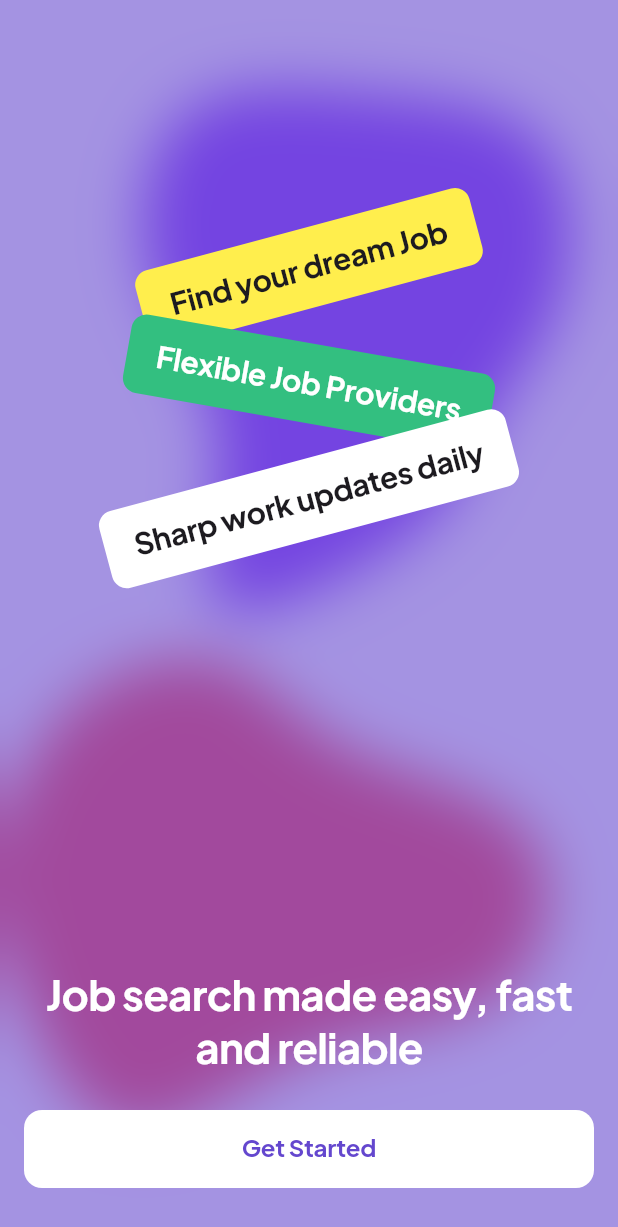
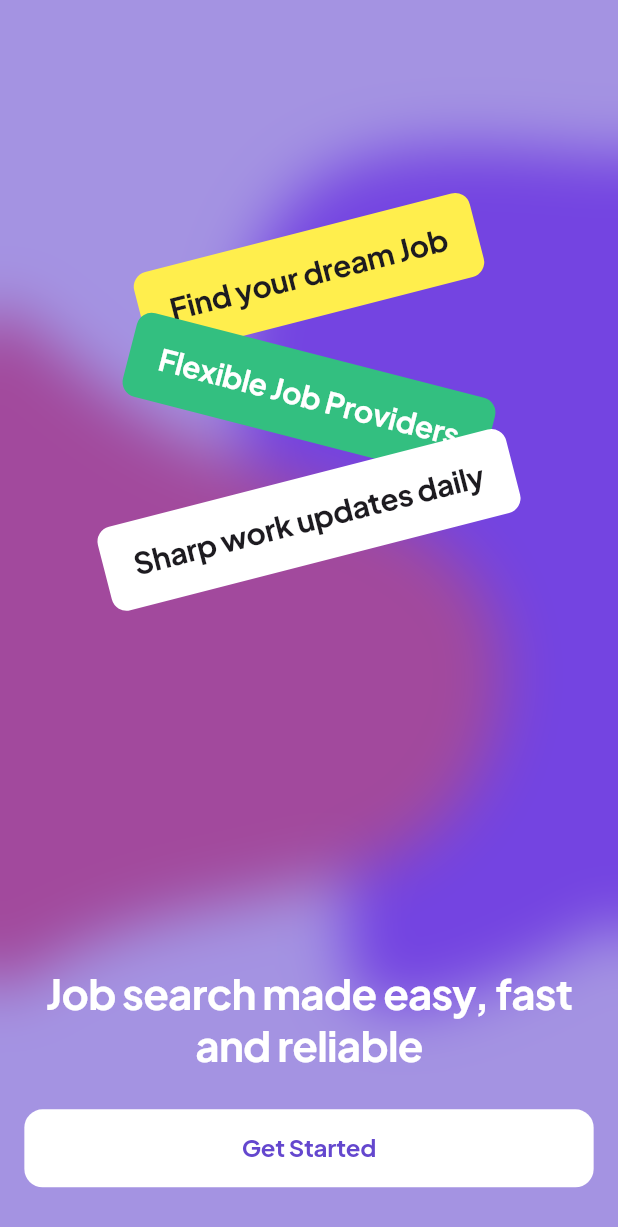
Before and after one commit to sam-shot/sharp_work, a Flutter app: the screen it shows after launch, on a phone screen of 412 x 824 dp. Shown: the top 1227 px of the screen. Run offline on Flutter 3.47's test engine with Material 3 defaults, Android fonts, the phone set to English and light mode, and no system bars; our stand-ins replace flutter_screenutil, flutter_svg, gap, vector_graphics.

Commit message:
restored the web project and completed the onboarding view

```diff
--- a/lib/main.dart
+++ b/lib/main.dart
@@ -1,4 +1,5 @@
 import 'package:flutter/material.dart';
+import 'package:flutter_screenutil/flutter_screenutil.dart';
 import 'package:sharp_work/ui/ui.dart';
 
 void main() {
@@ -10,9 +11,13 @@ class MainApp extends StatelessWidget {
 
   @override
   Widget build(BuildContext context) {
-    return MaterialApp(
-      theme: SharpTheme.lightTheme,
-      home: OnboardingView(),
-    );
+    return ScreenUtilInit(
+        designSize: const Size(375, 812),
+        builder: (context, _) {
+          return MaterialApp(
+            theme: SharpTheme.lightTheme,
+            home: OnboardingView(),
+          );
+        });
   }
 }
--- a/lib/ui/shared/components/onboarding_banner.dart
+++ b/lib/ui/shared/components/onboarding_banner.dart
@@ -1,4 +1,5 @@
 import 'package:flutter/material.dart';
+import 'package:flutter_screenutil/flutter_screenutil.dart';
 import 'package:sharp_work/ui/ui.dart';
 
 class OnboardingBanner extends StatelessWidget {
@@ -22,8 +23,8 @@ class OnboardingBanner extends StatelessWidget {
       ),
       child: Padding(
         padding: SharpPadding.horizontalPadding20.copyWith(
-          top: 14,
-          bottom: 14,
+          top: 16.r,
+          bottom: 16.r,
         ),
         child: Text(
           label,
--- a/lib/ui/shared/constants/sharp_border_radius.dart
+++ b/lib/ui/shared/constants/sharp_border_radius.dart
@@ -1,15 +1,16 @@
 import 'package:flutter/material.dart';
+import 'package:flutter_screenutil/flutter_screenutil.dart';
 
 class SharpBorderRadius {
   SharpBorderRadius._();
 
-  static BorderRadius get radius2 => BorderRadius.circular(2);
-  static BorderRadius get radius4 => BorderRadius.circular(4);
-  static BorderRadius get radius6 => BorderRadius.circular(6);
-  static BorderRadius get radius8 => BorderRadius.circular(8);
-  static BorderRadius get radius10 => BorderRadius.circular(10);
-  static BorderRadius get radius12 => BorderRadius.circular(12);
-  static BorderRadius get radius14 => BorderRadius.circular(14);
-  static BorderRadius get radius16 => BorderRadius.circular(16);
-  static BorderRadius get radius20 => BorderRadius.circular(20);
+  static BorderRadius get radius2 => BorderRadius.circular(2.r);
+  static BorderRadius get radius4 => BorderRadius.circular(4.r);
+  static BorderRadius get radius6 => BorderRadius.circular(6.r);
+  static BorderRadius get radius8 => BorderRadius.circular(8.r);
+  static BorderRadius get radius10 => BorderRadius.circular(10.r);
+  static BorderRadius get radius12 => BorderRadius.circular(12.r);
+  static BorderRadius get radius14 => BorderRadius.circular(14.r);
+  static BorderRadius get radius16 => BorderRadius.circular(16.r);
+  static BorderRadius get radius20 => BorderRadius.circular(20.r);
 }
--- a/lib/ui/shared/constants/sharp_padding.dart
+++ b/lib/ui/shared/constants/sharp_padding.dart
@@ -1,19 +1,22 @@
 import 'package:flutter/material.dart';
+import 'package:flutter_screenutil/flutter_screenutil.dart';
 
 class SharpPadding {
   SharpPadding._();
 
   static EdgeInsets get horizontalPadding16 =>
-      EdgeInsets.symmetric(horizontal: 16);
+      EdgeInsets.symmetric(horizontal: 16.r);
 
   static EdgeInsets get horizontalPadding20 =>
-      EdgeInsets.symmetric(horizontal: 20);
+      EdgeInsets.symmetric(horizontal: 20.r);
 
-  static EdgeInsets get verticalPadding16 => EdgeInsets.symmetric(vertical: 16);
+  static EdgeInsets get verticalPadding16 =>
+      EdgeInsets.symmetric(vertical: 16.r);
 
-  static EdgeInsets get verticalPadding20 => EdgeInsets.symmetric(vertical: 20);
+  static EdgeInsets get verticalPadding20 =>
+      EdgeInsets.symmetric(vertical: 20.r);
 
-  static EdgeInsets get padding16 => EdgeInsets.all(16);
+  static EdgeInsets get padding16 => EdgeInsets.all(16.r);
 
-  static EdgeInsets get padding20 => EdgeInsets.all(20);
+  static EdgeInsets get padding20 => EdgeInsets.all(20.r);
 }
--- a/lib/ui/shared/constants/sharp_spacing.dart
+++ b/lib/ui/shared/constants/sharp_spacing.dart
@@ -1,14 +1,15 @@
+import 'package:flutter_screenutil/flutter_screenutil.dart';
 import 'package:gap/gap.dart';
 
 class SharpSpacing {
   SharpSpacing._();
 
-  static Gap get tiny => Gap(2);
-  static Gap get small => Gap(4);
-  static Gap get medium => Gap(8);
-  static Gap get normal => Gap(16);
-  static Gap get large => Gap(24);
-  static Gap get xLarge => Gap(32);
-  static Gap get xxLarge => Gap(48);
-  static Gap get xxxLarge => Gap(64);
+  static Gap get tiny => Gap(2.r);
+  static Gap get small => Gap(4.r);
+  static Gap get medium => Gap(8.r);
+  static Gap get normal => Gap(16.r);
+  static Gap get large => Gap(24.r);
+  static Gap get xLarge => Gap(32.r);
+  static Gap get xxLarge => Gap(48.r);
+  static Gap get xxxLarge => Gap(64.r);
 }
--- a/lib/ui/shared/shared.dart
+++ b/lib/ui/shared/shared.dart
@@ -2,6 +2,7 @@ library;
 
 export './components/onboarding_banner.dart';
 export './constants/assets.gen.dart';
+export './constants/dimensions.dart';
 export './constants/fonts.gen.dart';
 export './constants/sharp_border_radius.dart';
 export './constants/sharp_padding.dart';
--- a/lib/ui/shared/utils/extensions/context.extensions.dart
+++ b/lib/ui/shared/utils/extensions/context.extensions.dart
@@ -17,4 +17,9 @@ extension BuildContextETX on BuildContext {
   TextStyle get titleLarge => Theme.of(this).textTheme.titleLarge!;
   TextStyle get titleMedium => Theme.of(this).textTheme.titleMedium!;
   TextStyle get titleSmall => Theme.of(this).textTheme.titleSmall!;
+
+  // SIZINGS
+
+  double get height => MediaQuery.sizeOf(this).height;
+  double get width => MediaQuery.sizeOf(this).width;
 }
--- a/lib/ui/views/onboarding/onboarding_view.dart
+++ b/lib/ui/views/onboarding/onboarding_view.dart
@@ -1,4 +1,3 @@
-import 'dart:math';
 import 'dart:ui';
 
 import 'package:flutter/material.dart';
@@ -16,6 +15,9 @@ class _OnboardingViewState extends State<OnboardingView>
   late AnimationController _controller;
   late Animation<int> _animation;
 
+  double bannerRightShift = 0;
+  double bannerLeftShift = 0;
+
   @override
   void initState() {
     super.initState();
@@ -31,6 +33,13 @@ class _OnboardingViewState extends State<OnboardingView>
         curve: Curves.easeInOut,
       ),
     );
+
+    Future(() {
+      setState(() {
+        bannerRightShift = -0.04;
+        bannerLeftShift = 0.04;
+      });
+    });
   }
 
   @override
@@ -54,7 +63,7 @@ class _OnboardingViewState extends State<OnboardingView>
                 child: Transform.translate(
                   offset: Offset(0, -_animation.value.toDouble()),
                   child: Assets.svg.blob1.svg(
-                    height: 500,
+                    height: context.height,
                   ),
                 ),
               );
@@ -69,7 +78,7 @@ class _OnboardingViewState extends State<OnboardingView>
                 child: Transform.translate(
                   offset: Offset(0, _animation.value.toDouble()),
                   child: Assets.svg.blob2.svg(
-                    height: 500,
+                    height: context.height,
                   ),
                 ),
               );
@@ -96,16 +105,18 @@ class _OnboardingViewState extends State<OnboardingView>
                   SharpSpacing.xxxLarge,
                   SharpSpacing.large,
                   SharpSpacing.xxxLarge,
-                  Transform.rotate(
-                    angle: -pi / 12,
+                  AnimatedRotation(
+                    duration: Duration(seconds: 1),
+                    turns: bannerRightShift,
                     child: OnboardingBanner(
                       label: 'Find your dream Job',
                       color: context.yellow,
                     ),
                   ),
                   SharpSpacing.large,
-                  Transform.rotate(
-                    angle: pi / 18,
+                  AnimatedRotation(
+                    duration: Duration(seconds: 1),
+                    turns: bannerLeftShift,
                     child: OnboardingBanner(
                       label: 'Flexible Job Providers',
                       color: context.teal,
@@ -113,8 +124,9 @@ class _OnboardingViewState extends State<OnboardingView>
                     ),
                   ),
                   SharpSpacing.large,
-                  Transform.rotate(
-                    angle: -pi / 12,
+                  AnimatedRotation(
+                    duration: Duration(seconds: 1),
+                    turns: bannerRightShift,
                     child: OnboardingBanner(
                       label: 'Sharp work updates daily',
                       color: context.white,
@@ -135,6 +147,8 @@ class _OnboardingViewState extends State<OnboardingView>
                     minWidth: double.infinity,
                     height: 52,
                     elevation: 0,
+                    highlightElevation: 0,
+                    hoverElevation: 0,
                     shape: RoundedRectangleBorder(
                       borderRadius: SharpBorderRadius.radius12,
                     ),
--- a/pubspec.yaml
+++ b/pubspec.yaml
@@ -12,6 +12,7 @@ dependencies:
 
   gap:
   flutter_svg:
+  flutter_screenutil:
 
 dev_dependencies:
   flutter_test:
```
Also changed, not shown: lib/ui/shared/constants/dimensions.dart (added, +25 -0 lines), pubspec.lock, 8 other files.
